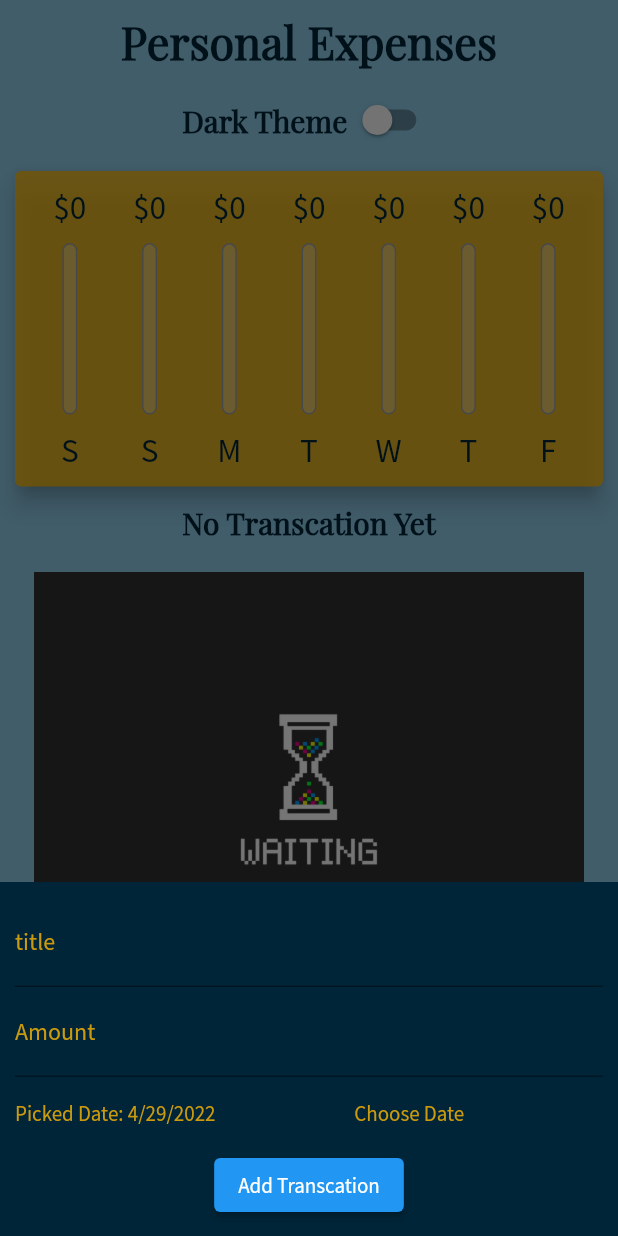
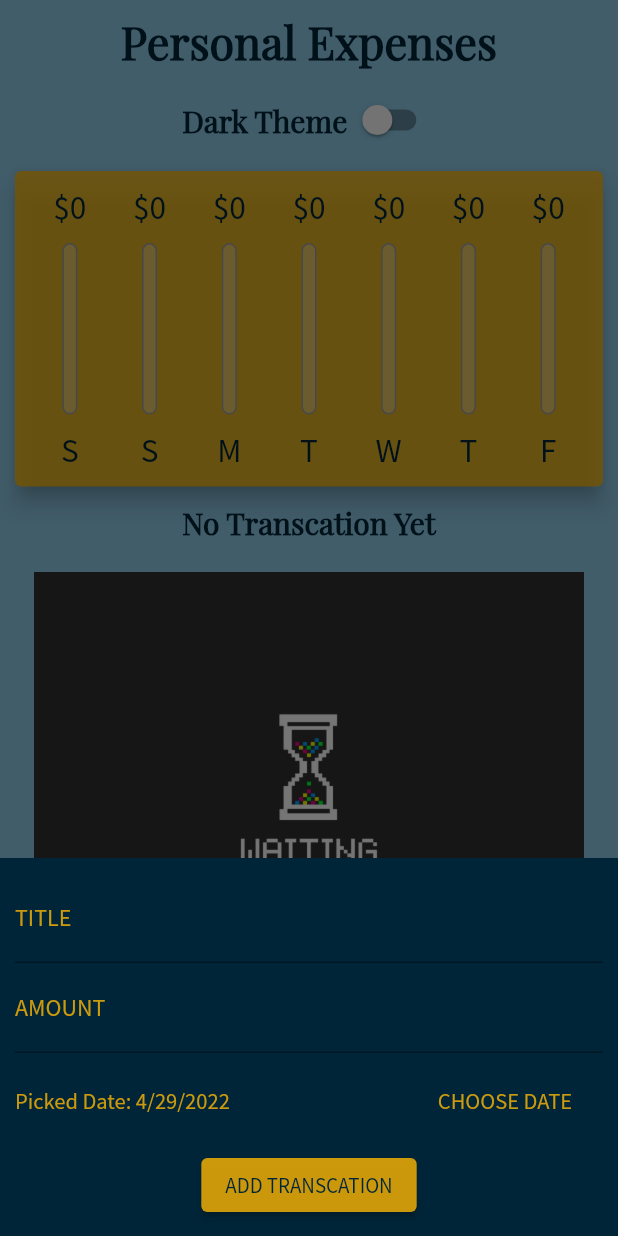
Before and after one commit to alphakzt99/expense, a Flutter app: the screen it shows after launch, after a tap on the "add" icon, on a phone screen of 412 x 824 dp. Run offline on Flutter 3.47's test engine with Material 2 defaults, Android fonts, the phone set to English and light mode, and no system bars; project files that could hold a hidden picture were left out.

```diff
--- a/lib/main.dart
+++ b/lib/main.dart
@@ -68,17 +68,8 @@ class _ExpenseState extends State<Expense> {
       });
     });
   }
-
-  @override
-  Widget build(BuildContext context) {
-    var isLandscape =
-        MediaQuery.of(context).orientation == Orientation.landscape;
-    return Scaffold(
-      floatingActionButton: FloatingActionButton(
-        child: Icon(Icons.add),
-        onPressed: _startNewTranscation,
-      ),
-      appBar: AppBar(
+  PreferredSizeWidget appBar(){
+    return AppBar(
         centerTitle: true,
         elevation: 0,
         backgroundColor: _theme
@@ -94,7 +85,18 @@ class _ExpenseState extends State<Expense> {
                   ? Theme.of(context).primaryColor
                   : Theme.of(context).primaryColorDark),
         ),
+      );
+  }
+  @override
+  Widget build(BuildContext context) {
+    var isLandscape =
+        MediaQuery.of(context).orientation == Orientation.landscape;
+    return Scaffold(
+      floatingActionButton: FloatingActionButton(
+        child: Icon(Icons.add),
+        onPressed: _startNewTranscation,
       ),
+      appBar: appBar(),
       body: Container(
           color: _theme
               ? Theme.of(context).primaryColorDark
--- a/lib/widget/user_transcations.dart
+++ b/lib/widget/user_transcations.dart
@@ -58,44 +58,58 @@ class _UserTranscationsState extends State<UserTranscations> {
           mainAxisAlignment: MainAxisAlignment.end,
           children: [
             TextField(
-              style: TextStyle(color: Theme.of(context).primaryColor),
+              style: TextStyle(color: Theme.of(context).primaryColorLight),
               decoration: InputDecoration(
-                  labelText: "title",
+                  labelText: "TITLE",
                   labelStyle: TextStyle(color: Theme.of(context).primaryColor)),
               controller: titlecontroller,
               onSubmitted: (arg) => submitData(),
             ),
             TextField(
-              style: TextStyle(color: Theme.of(context).primaryColor),
+              style: TextStyle(color: Theme.of(context).primaryColorLight),
               decoration: InputDecoration(
-                  labelText: "Amount",
+                  labelText: "AMOUNT",
                   labelStyle: TextStyle(color: Theme.of(context).primaryColor)),
               controller: amountcontroller,
               keyboardType: TextInputType.number,
               onSubmitted: (arg) => submitData(),
             ),
-            Row(
+            Padding(
+              padding: const EdgeInsets.symmetric(vertical: 8.0),
+              child: Row(
                 children: [
                   // ignore: unnecessary_null_comparison
-                Text(
+                  Flexible(
+                    flex: 2,
+                    fit: FlexFit.tight,
+                    child: Text(
                       selectedDate == null
                           ? "Nothing yet"
                           : 'Picked Date: ${DateFormat.yMd().format(selectedDate)}',
-                  style: TextStyle(color: Theme.of(context).primaryColor),
+                      style: TextStyle(fontSize: 15,color: Theme.of(context).primaryColor),
+                    ),
                   ),
                   Flexible(
                     fit: FlexFit.tight,
                     child: TextButton(
                         onPressed: _datepicker,
                         child: Text(
-                        'Choose Date',
-                        style: TextStyle(color: Theme.of(context).primaryColor),
+                          'CHOOSE DATE',
+                          style: TextStyle(fontSize:15,color: Theme.of(context).primaryColor),
                         )),
                   )
                 ],
               ),
+            ),
             ElevatedButton(
-                onPressed: submitData, child: Text("Add Transcation"))
+                style: ButtonStyle(
+                    backgroundColor: MaterialStateProperty.all(
+                        Theme.of(context).primaryColor)),
+                onPressed: submitData,
+                child: Text(
+                  "ADD TRANSCATION",
+                  style: TextStyle(color: Theme.of(context).primaryColorDark),
+                ))
           ],
         ),
       ),
```
Lines whose indentation alone changed are shown as unchanged.
